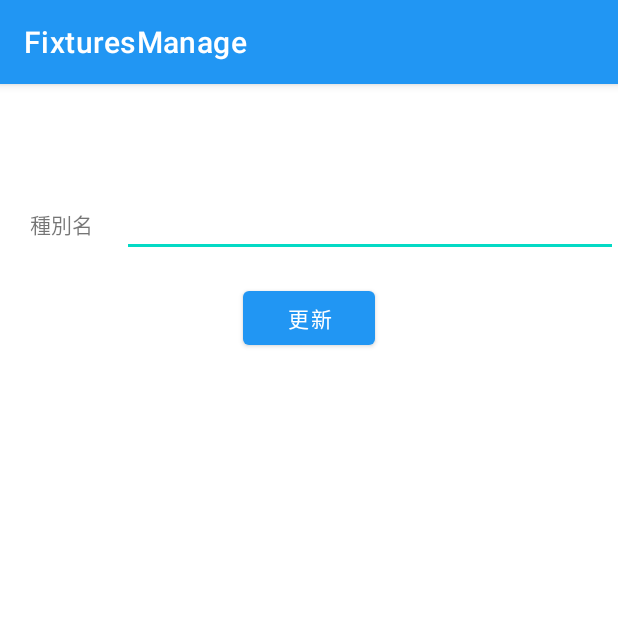
After one commit to kobayashi0211/FixturesManage, an Android app: the fragment TypeEditFragment shown on its own in the app's theme, on a phone screen of 412 x 824 dp, the top half of it. The commit adds this screen. Run offline under Robolectric (Android 15) with nearby library versions, the phone set to English and light mode, and no system bars; our stand-ins replace Room's generated code, data binding; 3 statements that could not run were skipped.

Commit message:
種別マスタ：編集画面作成

```diff
--- /dev/null
+++ b/app/src/main/java/com/example/fixturesmanage/ui/type/TypeEditFragment.kt
@@ -0,0 +1,71 @@
+package com.example.fixturesmanage.ui.type
+
+import android.content.Context
+import android.os.Bundle
+import androidx.fragment.app.Fragment
+import android.view.LayoutInflater
+import android.view.View
+import android.view.ViewGroup
+import android.view.inputmethod.InputMethodManager
+import androidx.databinding.DataBindingUtil
+import androidx.navigation.findNavController
+import androidx.navigation.fragment.navArgs
+import com.example.fixturesmanage.R
+import com.example.fixturesmanage.dao.TypeDao
+import com.example.fixturesmanage.database.FixturesManageDatabase
+import com.example.fixturesmanage.databinding.EditTypeFragmentBinding
+import com.google.android.material.snackbar.Snackbar
+
+class TypeEditFragment : Fragment() {
+
+    companion object {
+        fun newInstance() = TypeEditFragment()
+    }
+
+//    private lateinit var viewModel: TypeShowViewModel
+    lateinit var mTypeDao: TypeDao
+    private val args: TypeShowFragmentArgs by navArgs()
+
+    override fun onCreateView(
+        inflater: LayoutInflater, container: ViewGroup?,
+        savedInstanceState: Bundle?
+    ): View? {
+        mTypeDao = FixturesManageDatabase.getInstance(this.requireContext()).typeDao()
+        val binding = DataBindingUtil.inflate<EditTypeFragmentBinding>(inflater, R.layout.edit_type_fragment, container, false)
+
+        // 表示するモデルを取得
+        val type = mTypeDao.findType(args.selectedId)
+        binding.typeName = type.name
+
+        binding.editTypeButton.setOnClickListener { view : View ->
+            val editText = binding.editTextName
+            val name = editText.text.toString()
+
+            /* ボタンクリックのタイミングでキーボードを閉じる */
+            val inputManager = activity?.getSystemService(Context.INPUT_METHOD_SERVICE) as InputMethodManager
+            inputManager.hideSoftInputFromWindow(view.windowToken, InputMethodManager.HIDE_NOT_ALWAYS)
+
+            if(name.isNotBlank()){
+                val newType = mTypeDao.findType(args.selectedId)
+                newType.name = name
+                mTypeDao.update(newType)
+                Snackbar.make(view, "${name}を更新しました", Snackbar.LENGTH_SHORT).show();
+                val action = TypeEditFragmentDirections.actionTypeEditFragmentToTypeShowFragment(args.selectedId)
+                view.findNavController().navigate(action)
+            }else{
+                Snackbar.make(view, "「種別名」を入力してください", Snackbar.LENGTH_SHORT).show();
+            }
+        }
+
+        setHasOptionsMenu(true)
+        return binding.root
+//        return inflater.inflate(R.layout.create_type_fragment, container, false)
+    }
+
+    override fun onActivityCreated(savedInstanceState: Bundle?) {
+        super.onActivityCreated(savedInstanceState)
+//        viewModel = ViewModelProvider(this).get(TypeShowViewModel::class.java)
+        // TODO: Use the ViewModel
+    }
+
+}
--- a/app/src/main/java/com/example/fixturesmanage/ui/type/TypeShowFragment.kt
+++ b/app/src/main/java/com/example/fixturesmanage/ui/type/TypeShowFragment.kt
@@ -13,6 +13,7 @@ import com.example.fixturesmanage.R
 import com.example.fixturesmanage.dao.TypeDao
 import com.example.fixturesmanage.database.FixturesManageDatabase
 import com.example.fixturesmanage.databinding.ShowTypeFragmentBinding
+import com.example.fixturesmanage.ui.unit.UnitShowFragmentDirections
 import com.google.android.material.snackbar.Snackbar
 
 class TypeShowFragment : Fragment() {
@@ -32,6 +33,15 @@ class TypeShowFragment : Fragment() {
 
         binding.textViewName.text = type.name
 
+        // 編集がクリックされた時のイベントリスナー
+        binding.buttonEdit.setOnClickListener { view : View ->
+            // 表示中のモデルID
+            val id = args.selectedId
+            // 生成されたクラスに引数を渡して遷移
+            val action = TypeShowFragmentDirections.actionTypeShowFragmentToTypeEditFragment(id.toString().toInt())
+            view.findNavController().navigate(action)
+        }
+
         binding.buttonDelete.setOnClickListener { view : View ->
             AlertDialog.Builder(this.requireContext()) // FragmentではActivityを取得して生成
                 .setTitle("削除確認")
--- /dev/null
+++ b/app/src/main/res/layout/edit_type_fragment.xml
@@ -0,0 +1,58 @@
+<?xml version="1.0" encoding="utf-8"?>
+
+<layout xmlns:android="http://schemas.android.com/apk/res/android"
+    xmlns:app="http://schemas.android.com/apk/res-auto"
+    xmlns:tools="http://schemas.android.com/tools"
+    tools:context="com.example.android.navigation.EditTypeFragment">
+
+    <data>
+        <variable
+            name="typeName"
+            type="String" />
+    </data>
+
+    <FrameLayout
+        android:layout_width="match_parent"
+        android:layout_height="match_parent">
+
+        <LinearLayout
+            android:layout_width="match_parent"
+            android:layout_height="match_parent"
+            android:orientation="vertical"
+            android:paddingTop="@dimen/nav_header_height"
+            android:paddingBottom="@dimen/nav_header_height">
+
+            <LinearLayout
+                android:layout_width="match_parent"
+                android:layout_height="62dp"
+                android:orientation="horizontal">
+
+                <TextView
+                    android:id="@+id/label_name"
+                    android:layout_width="81dp"
+                    android:layout_height="wrap_content"
+                    android:labelFor="@id/editTextName"
+                    android:text="@string/type_name"
+                    android:textAlignment="center" />
+
+                <EditText
+                    android:id="@+id/editTextName"
+                    android:layout_width="match_parent"
+                    android:layout_height="wrap_content"
+                    android:ems="10"
+                    android:inputType="textPersonName"
+                    android:text="@{typeName}"/>
+            </LinearLayout>
+
+            <Button
+                android:id="@+id/editTypeButton"
+                android:layout_width="wrap_content"
+                android:layout_height="wrap_content"
+                android:layout_gravity="center"
+                android:text="@string/update" />
+
+        </LinearLayout>
+
+    </FrameLayout>
+
+</layout>
```
